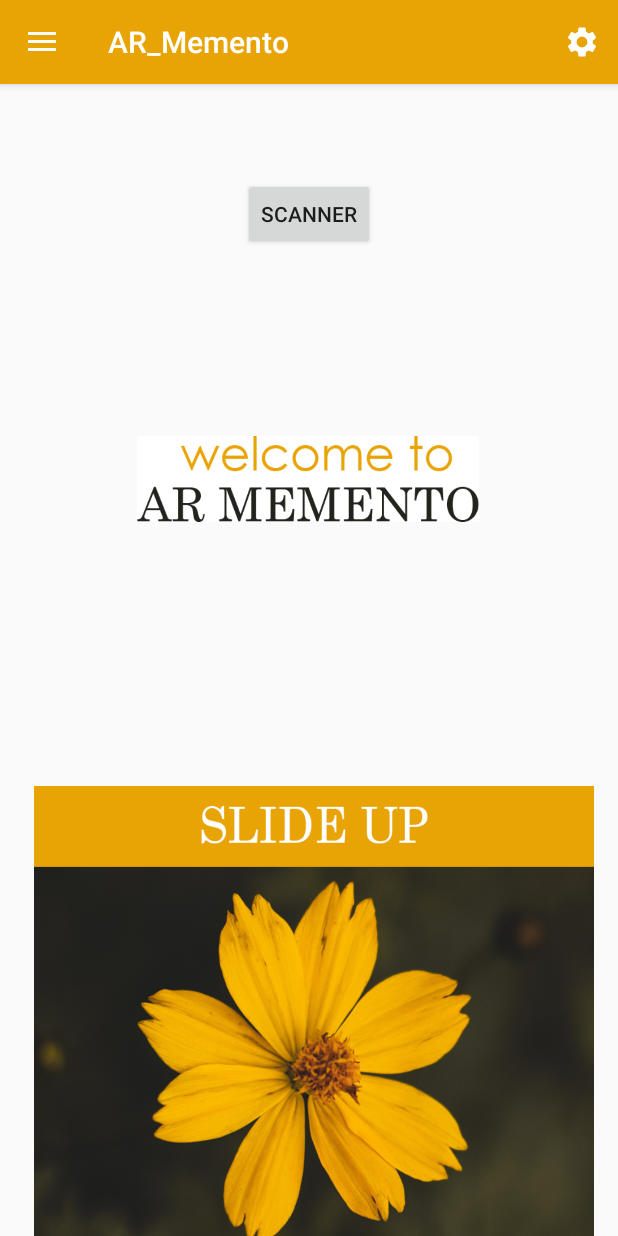
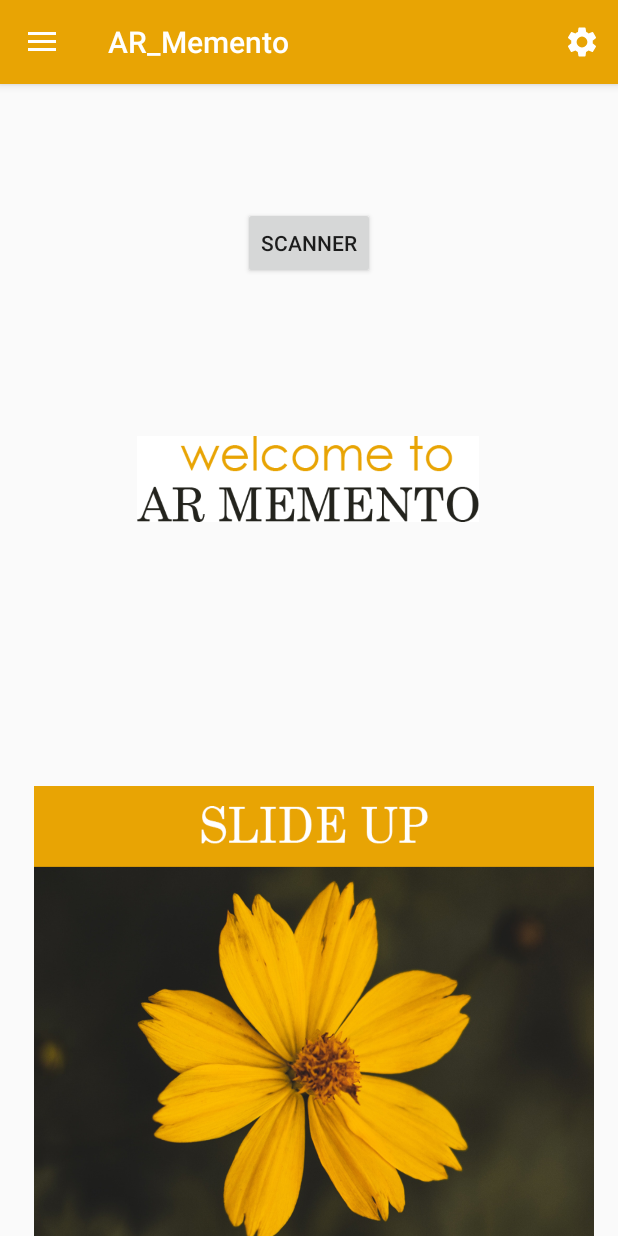
Before and after one commit to Yuenki/AR-Memento, an Android app: the screen it shows after launch (MainActivity), on a phone screen of 412 x 824 dp. Run offline under Robolectric (Android 15) with nearby library versions, the phone set to English and light mode, and no system bars.

Commit message:
ignore this, it has my other that i did on the school desktop

```diff
--- a/app/src/main/java/com/example/ar_memento/GalleryFragment.java
+++ b/app/src/main/java/com/example/ar_memento/GalleryFragment.java
@@ -13,6 +13,10 @@ public class GalleryFragment extends Fragment {
     @Nullable
     @Override
     public View onCreateView(@NonNull LayoutInflater inflater, @Nullable ViewGroup container, @Nullable Bundle savedInstanceState) {
+        container.clearDisappearingChildren();
+        if(container != null){
+            container.removeAllViews();
+        }
         return inflater.inflate(R.layout.fragment_gallery,container,false);
     }
 }
--- a/app/src/main/java/com/example/ar_memento/MainActivity.java
+++ b/app/src/main/java/com/example/ar_memento/MainActivity.java
@@ -45,7 +45,7 @@ public class MainActivity extends AppCompatActivity implements NavigationView.On
         slide_up_button = (ImageButton) findViewById(R.id.imageButton);
         //Connects buttons to corresponding buttons in activity_main.
         //ImgButton  =findViewById(R.id.ImgButton);
-        scannerButton = findViewById(R.id.scannerButton);
+        scannerButton = (Button) findViewById(R.id.scannerButton);
         onResume();
 
     }
--- a/app/src/main/res/layout/activity_main.xml
+++ b/app/src/main/res/layout/activity_main.xml
@@ -19,6 +19,7 @@
     app:layout_constraintLeft_toLeftOf="parent"
     app:layout_constraintRight_toRightOf="parent"
     />
+
     <ImageView
         android:id="@+id/imageView"
         android:layout_width="228dp"
@@ -34,7 +35,8 @@
         app:layout_constraintStart_toStartOf="parent"
         app:layout_constraintTop_toTopOf="parent"
         app:layout_constraintVertical_bias="1.0"
-        app:srcCompat="@drawable/logo2" />
+        app:srcCompat="@drawable/logo2"
+        tools:visibility="visible" />
 
 
     <ImageButton
@@ -60,16 +62,27 @@
         app:layout_constraintEnd_toEndOf="parent"
         app:layout_constraintStart_toStartOf="parent"
         app:layout_constraintTop_toTopOf="parent" />-->
-    <Button
-        android:id="@+id/scannerButton"
+    <LinearLayout
         android:layout_width="wrap_content"
         android:layout_height="wrap_content"
-        android:text="@string/move_to_scanner_activity"
-        app:layout_constraintBottom_toTopOf="@+id/imageView"
+
+        app:layout_constraintBottom_toBottomOf="parent"
         app:layout_constraintEnd_toEndOf="parent"
         app:layout_constraintStart_toStartOf="parent"
-        app:layout_constraintTop_toTopOf="@+id/toolbar" />
+        app:layout_constraintTop_toTopOf="parent"
+        android:layout_marginBottom="500dp"
+        >
 
+        <Button
+            android:id="@+id/scannerButton"
+            android:layout_width="wrap_content"
+            android:layout_height="wrap_content"
+            android:text="@string/move_to_scanner_activity"
+            app:layout_constraintBottom_toTopOf="@+id/imageView"
+            app:layout_constraintEnd_toEndOf="parent"
+            app:layout_constraintStart_toStartOf="parent"
+            app:layout_constraintTop_toTopOf="@+id/toolbar" />
+    </LinearLayout>
     <FrameLayout
         android:id="@+id/navigation_container"
         android:layout_width="match_parent"
```
Also changed, not shown: 2 other files.
